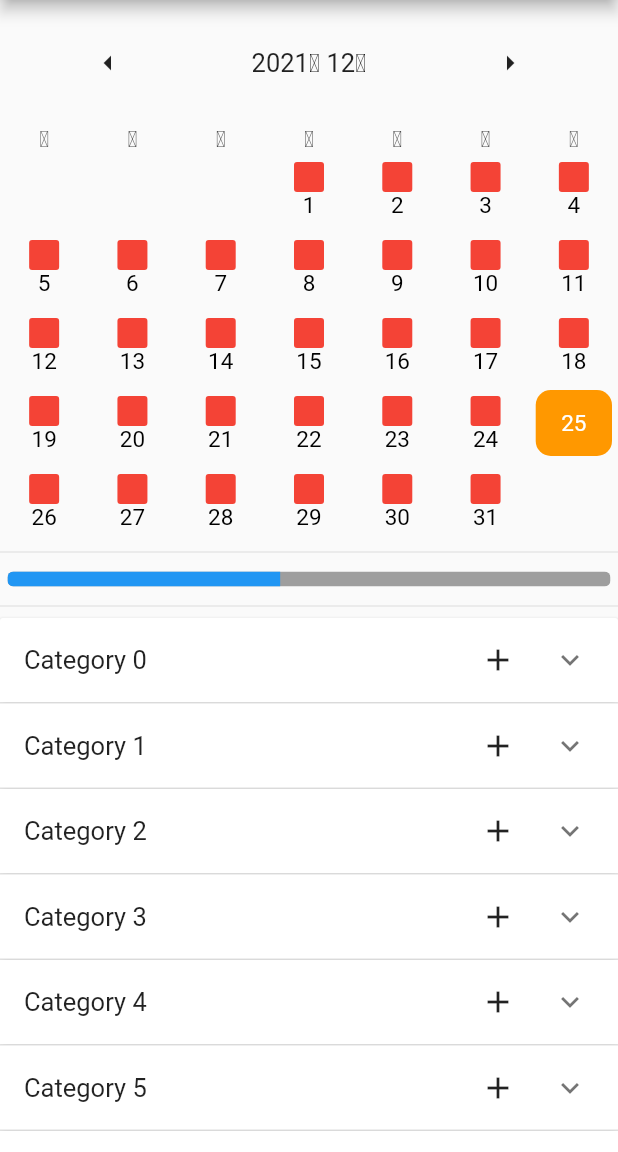
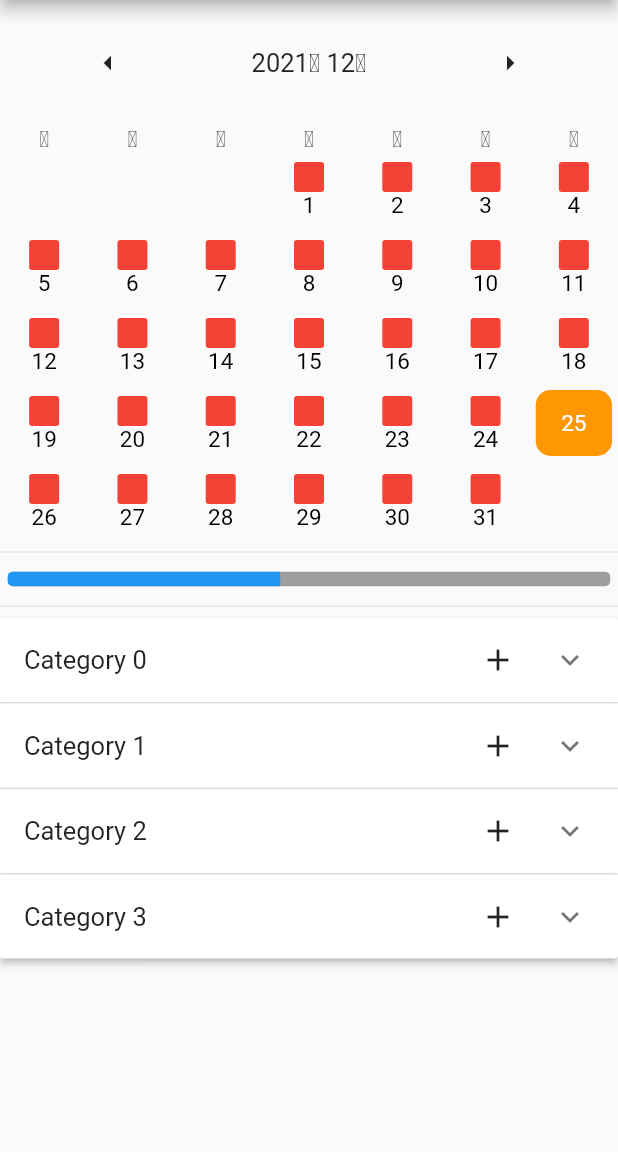
Before and after one commit to asd147asd147/TodoRate, a Flutter app: the screen it shows after launch, on a phone screen of 412 x 824 dp, the part 84-1236 px from its top. Run offline on Flutter 3.47's test engine with Material 2 defaults, Android fonts, the phone set to English and light mode, and no system bars; drawn by our look-alikes of table_calendar.

```diff
--- a/lib/mainListView.dart
+++ b/lib/mainListView.dart
@@ -6,48 +6,67 @@ class MainListView extends StatefulWidget {
     _MainListViewState createState() => _MainListViewState();
 }
 
+class Category {
+    Category({
+        required this.headerValue,
+        required this.itemList,
+        this.categoryValue = 0,
+        this.isExpanded = false,
+    });
+
+    String headerValue;
+    double categoryValue;
+    bool isExpanded;
+    List<Item> itemList;
+}
+
 class Item {
     Item({
         required this.expandedValue,
-        required this.headerValue,
         this.itemValue = 0,
-        this.isExpanded = false,
     });
 
     String expandedValue;
-    String headerValue;
     double itemValue;
-    bool isExpanded;
+}
+
+List<Category> generateCategory(int numberOfCategory) {
+    return List<Category>.generate(numberOfCategory, (int index) {
+        return Category(
+            headerValue: 'Category $index',
+            itemList: generateItems(3),
+        );
+    });
 }
 
 List<Item> generateItems(int numberOfItems) {
     return List<Item>.generate(numberOfItems, (int index) {
         return Item(
-                headerValue: 'Category $index',
                 expandedValue: 'This is todo number $index',
         );
     });
 }
 
 class _MainListViewState extends State<MainListView> {
-    final List<Item> _data = generateItems(8);
+    final List<Category> _data = generateCategory(4);
 
     Widget _buildPanel() {
         return ExpansionPanelList(
-                //expandedHeaderPadding: const EdgeInsets.all(30.0),
+                expandedHeaderPadding: const EdgeInsets.all(0.0),
                 expansionCallback: (int index, bool isExpanded) {
                     setState((){
                         _data[index].isExpanded = !isExpanded;
                     });
                 },
-                children: _data.map<ExpansionPanel>((Item item) {
+                children: _data.map<ExpansionPanel>((Category category) {
                     return ExpansionPanel(
+                            canTapOnHeader: true,
                             headerBuilder: (BuildContext context, bool isExpanded) {
                                 return Row(
                                         children: [
                                             Expanded(
                                                     child: ListTile(
-                                                            title: Text(item.headerValue),
+                                                            title: Text(category.headerValue),
                                                     ),
                                             ),
                                             IconButton(
@@ -57,33 +76,40 @@ class _MainListViewState extends State<MainListView> {
                                         ],
                                 );
                             },
-                            body: _todoUnit(item),
-                    isExpanded: item.isExpanded,
+                            body: _todoUnit(category.itemList),
+                    isExpanded: category.isExpanded,
                     );
                 }).toList(),
                 );
     }
 
-    Widget _todoUnit(Item item){
+    Widget _todoUnit(List<Item> itemList){
+        return ListView.builder(
+                physics: NeverScrollableScrollPhysics(),
+                shrinkWrap: true,
+                itemCount: itemList.length,
+                itemBuilder: (BuildContext context, int index){
                     return Container(
-                padding: const EdgeInsets.all(12.0),
+                            padding: const EdgeInsets.all(1.0),
                             child: Column(
                                     children: [
-                        Dismissible(
-                                background: Container(color : Colors.red,),
-                                direction: DismissDirection.startToEnd,
-                                onDismissed: (direction){
-                                    if(direction == DismissDirection.startToEnd){
+                                    Divider(),
+                                    Row(
+                                            children: [
+                                                Expanded(
+                                                        child: ListTile(
+                                                                title: Text(itemList[index].expandedValue),
+                                                        ),
+                                                ),
+                                                IconButton(
+                                                        onPressed: () {
                                                             setState(() {
-                                            _data.removeWhere((Item currentItem) => item == currentItem);
+                                                                itemList.removeWhere((Item currentItem) => itemList[index] == currentItem);
                                                             });
-                                    }
                                                         },
-                                child: ListTile(
-                                               title: Text(item.expandedValue),
-                                               subtitle: const Text('To delete this panel'),
+                                                        icon: Icon(Icons.delete),
                                                 ),
-                                key: Key(UniqueKey().toString()),
+                                            ],
                                     ),
                                     SliderTheme(
                                             data: SliderTheme.of(context).copyWith(
@@ -91,21 +117,21 @@ class _MainListViewState extends State<MainListView> {
                                                     overlayShape: RoundSliderOverlayShape(overlayRadius: 14.0),
                                             ),
                                             child : Slider(
-                                        value: item.itemValue,
+                                                    value: itemList[index].itemValue,
                                                     max: 100,
                                                     divisions: 20,
-                                        label: item.itemValue.round().toString(),
+                                                    label: itemList[index].itemValue.round().toString(),
                                                     onChanged: (double value){
                                                         setState(() {
-                                                item.itemValue = value;
+                                                            itemList[index].itemValue = value;
                                                         });
                                                     },
                                             ),
                                     ),
                                     ]),
                                     );
+                });
     }
-
 
     @override
     Widget build(BuildContext context) {
@@ -127,7 +153,8 @@ class _MainListViewState extends State<MainListView> {
                             Divider(),
                             Container(
                                     child: _buildPanel(),
-                            ),],
+                            ),
+                        ],
                 ),
         );
     }
```
Lines whose indentation alone changed are shown as unchanged.
